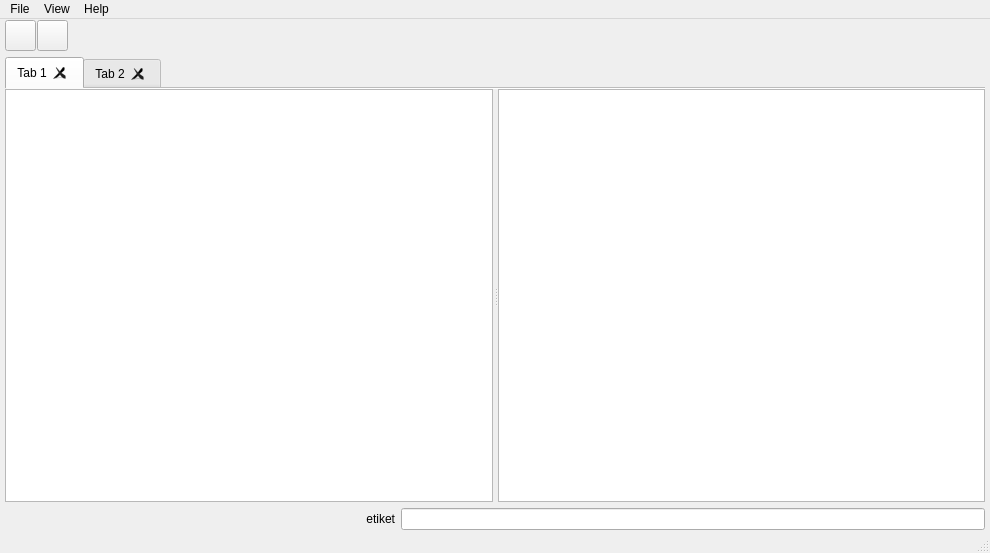
This is mainwindow.ui in yunnsbz/File-Manager as Qt 5 draws it before an edit. The edited form follows.
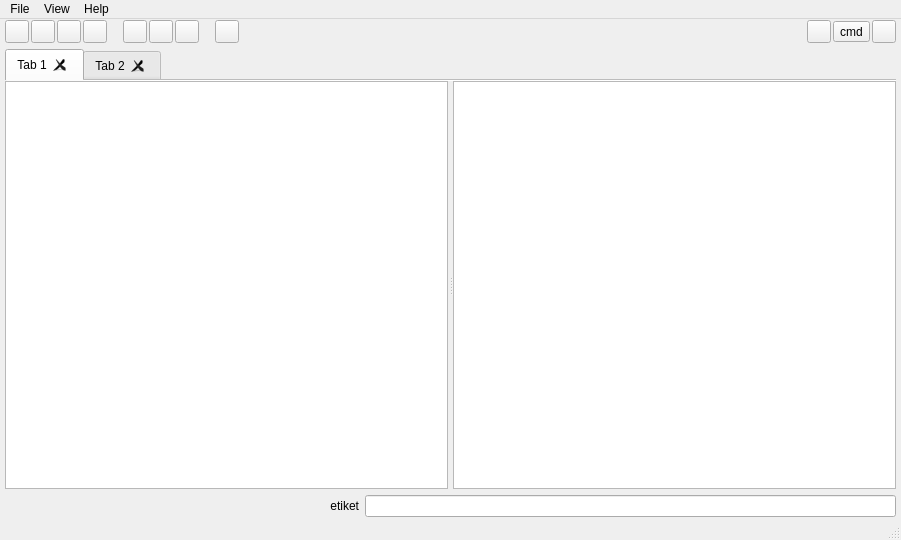
This is the edited form. Icons and pictures are not drawn.

Commit message: new tool bar buttons added

What changed in the file:
```diff
--- a/mainwindow.ui
+++ b/mainwindow.ui
@@ -6,8 +6,8 @@
    <rect>
     <x>0</x>
     <y>0</y>
-    <width>990</width>
-    <height>553</height>
+    <width>901</width>
+    <height>540</height>
    </rect>
   </property>
   <property name="minimumSize">
@@ -209,9 +209,9 @@
      </widget>
     </item>
     <item row="0" column="0">
-     <layout class="QHBoxLayout" name="toolBar">
+     <layout class="QHBoxLayout" name="toolBar" stretch="0,0,0,0,1,0,0,0,1,0,40,0,0,0">
       <property name="spacing">
-       <number>1</number>
+       <number>2</number>
       </property>
       <property name="sizeConstraint">
        <enum>QLayout::SizeConstraint::SetDefaultConstraint</enum>
@@ -222,7 +222,7 @@
       <item>
        <widget class="QToolButton" name="toolButton">
         <property name="styleSheet">
-         <string notr="true">padding: 5px;</string>
+         <string notr="true"/>
         </property>
         <property name="text">
          <string/>
@@ -238,7 +238,7 @@
       <item>
        <widget class="QToolButton" name="toolButton_2">
         <property name="styleSheet">
-         <string notr="true">padding: 5px;</string>
+         <string notr="true"/>
         </property>
         <property name="text">
          <string/>
@@ -251,6 +251,92 @@
         </property>
        </widget>
       </item>
+      <item>
+       <widget class="QToolButton" name="toolBackButton">
+        <property name="text">
+         <string/>
+        </property>
+        <property name="icon">
+         <iconset theme="QIcon::ThemeIcon::GoPrevious"/>
+        </property>
+       </widget>
+      </item>
+      <item>
+       <widget class="QToolButton" name="toolForwardButton">
+        <property name="text">
+         <string/>
+        </property>
+        <property name="icon">
+         <iconset theme="QIcon::ThemeIcon::GoNext"/>
+        </property>
+       </widget>
+      </item>
+      <item>
+       <spacer name="horizontalSpacer_2">
+        <property name="orientation">
+         <enum>Qt::Orientation::Horizontal</enum>
+        </property>
+        <property name="sizeHint" stdset="0">
+         <size>
+          <width>40</width>
+          <height>20</height>
+         </size>
+        </property>
+       </spacer>
+      </item>
+      <item>
+       <widget class="QToolButton" name="toolButton_5">
+        <property name="text">
+         <string/>
+        </property>
+        <property name="icon">
+         <iconset theme="QIcon::ThemeIcon::EditCut"/>
+        </property>
+       </widget>
+      </item>
+      <item>
+       <widget class="QToolButton" name="toolButton_6">
+        <property name="text">
+         <string/>
+        </property>
+        <property name="icon">
+         <iconset theme="QIcon::ThemeIcon::EditCopy"/>
+        </property>
+       </widget>
+      </item>
+      <item>
+       <widget class="QToolButton" name="toolButton_7">
+        <property name="text">
+         <string/>
+        </property>
+        <property name="icon">
+         <iconset theme="QIcon::ThemeIcon::EditPaste"/>
+        </property>
+       </widget>
+      </item>
+      <item>
+       <spacer name="horizontalSpacer_3">
+        <property name="orientation">
+         <enum>Qt::Orientation::Horizontal</enum>
+        </property>
+        <property name="sizeHint" stdset="0">
+         <size>
+          <width>40</width>
+          <height>20</height>
+         </size>
+        </property>
+       </spacer>
+      </item>
+      <item>
+       <widget class="QToolButton" name="toolButton_8">
+        <property name="text">
+         <string/>
+        </property>
+        <property name="icon">
+         <iconset theme="QIcon::ThemeIcon::EditDelete"/>
+        </property>
+       </widget>
+      </item>
       <item>
        <spacer name="horizontalSpacer">
         <property name="orientation">
@@ -264,6 +350,33 @@
         </property>
        </spacer>
       </item>
+      <item>
+       <widget class="QToolButton" name="toolButton_11">
+        <property name="text">
+         <string/>
+        </property>
+        <property name="icon">
+         <iconset theme="QIcon::ThemeIcon::DocumentPageSetup"/>
+        </property>
+       </widget>
+      </item>
+      <item>
+       <widget class="QToolButton" name="toolButton_10">
+        <property name="text">
+         <string>cmd</string>
+        </property>
+       </widget>
+      </item>
+      <item>
+       <widget class="QToolButton" name="toolButton_9">
+        <property name="text">
+         <string/>
+        </property>
+        <property name="icon">
+         <iconset theme="QIcon::ThemeIcon::EditFind"/>
+        </property>
+       </widget>
+      </item>
      </layout>
     </item>
    </layout>
@@ -273,7 +386,7 @@
     <rect>
      <x>0</x>
      <y>0</y>
-     <width>990</width>
+     <width>901</width>
      <height>25</height>
     </rect>
    </property>
```
